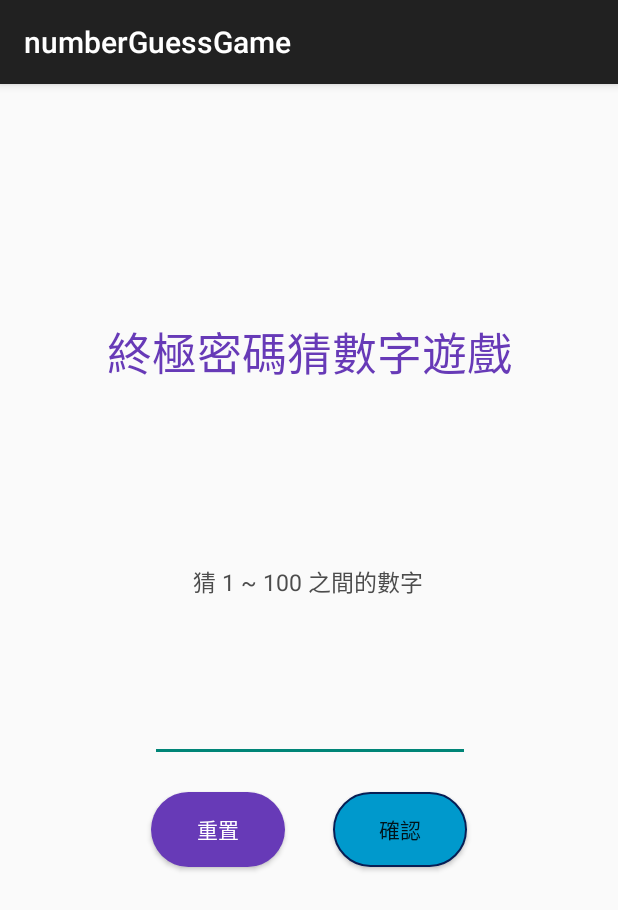
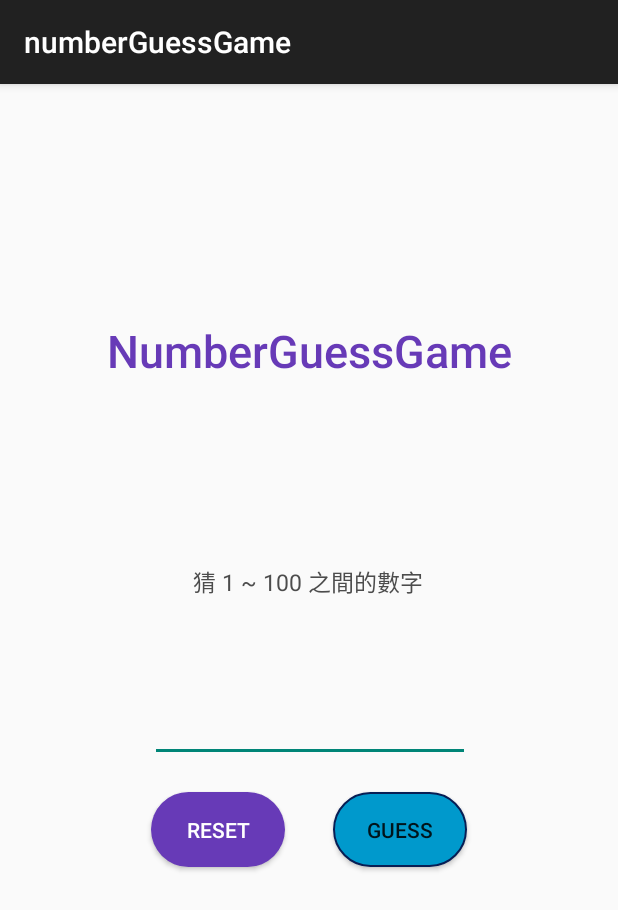
Before and after one commit to Forceofmilk/app_ntunhs_IM, an Android app: the screen it shows after launch (MainActivity), on a phone screen of 412 x 824 dp. Shown: the top 910 px of the screen. Run offline under Robolectric (Android 15) with nearby library versions, the phone set to English and light mode, and no system bars.

```diff
--- a/numberGuessGame/app/src/main/res/layout/activity_main.xml
+++ b/numberGuessGame/app/src/main/res/layout/activity_main.xml
@@ -12,7 +12,7 @@
         android:layout_height="wrap_content"
         android:fontFamily="sans-serif-medium"
         android:lineSpacingExtra="8sp"
-        android:text="終極密碼猜數字遊戲"
+        android:text="@string/guess_number"
         android:textColor="#673AB7"
         android:textSize="30sp"
         android:typeface="normal"
@@ -49,13 +49,13 @@
         app:layout_constraintStart_toStartOf="parent"
         app:layout_constraintTop_toTopOf="parent"
         app:layout_constraintVertical_bias="0.561"
-        tools:text="type any number" />
+        tools:text="@string/type_any_number" />
 
     <Button
         android:id="@+id/btn_reset"
         android:layout_width="89dp"
         android:layout_height="50dp"
-        android:text="重置"
+        android:text="@string/button_reset"
         android:textColor="@color/text_color"
         android:background="@drawable/round_button"
         app:cornerRadius="12dp"
@@ -71,7 +71,7 @@
         android:id="@+id/btn_confirm"
         android:layout_width="89dp"
         android:layout_height="50dp"
-        android:text="確認"
+        android:text="@string/button_confirm"
         android:background="@drawable/rounded_button_selector"
         app:cornerRadius="12dp"
         app:layout_constraintBottom_toBottomOf="parent"
--- /dev/null
+++ b/numberGuessGame/app/src/main/res/values-night/strings.xml
@@ -0,0 +1,7 @@
+<?xml version="1.0" encoding="utf-8"?>
+<resources>
+    <string name="guess_number">guess number</string>
+    <string name="button_confirm">確認</string>
+    <string name="button_reset">重置</string>
+    <string name="type_any_number">type any number</string>
+</resources>
--- a/numberGuessGame/app/src/main/res/values/strings.xml
+++ b/numberGuessGame/app/src/main/res/values/strings.xml
@@ -1,3 +1,7 @@
 <resources>
     <string name="app_name">numberGuessGame</string>
+    <string name="guess_number">NumberGuessGame</string>
+    <string name="button_confirm">guess</string>
+    <string name="button_reset">reset</string>
+    <string name="type_any_number">type any number</string>
 </resources>
```
Also changed, not shown: numberGuessGame/app/src/main/java/com/example/numberguessgame/MainActivity.kt (+31 -7 lines), 1 other file.
